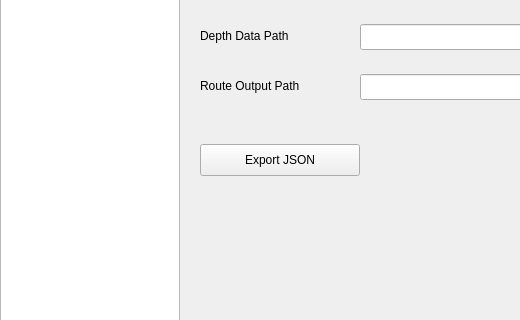
Above: wrt_plugin_lite_dialog_base.ui from ahmad-04/wrt_plugin_lite before the change; both pictures show x 0 to 520 and y 146 to 466 of the 820 by 560 pixel window. Below: the same form after it.
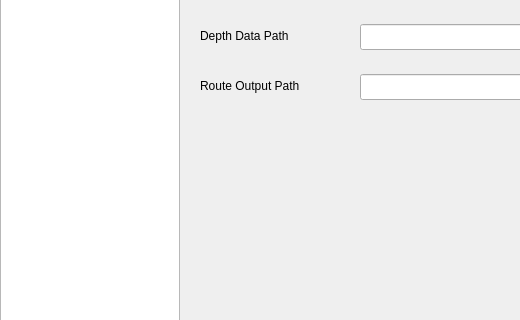
That is the form after the change. The open tabs and pages were chosen to show the change.

Commit message: Export button

The edit to the form file:
```diff
--- a/wrt_plugin_lite_dialog_base.ui
+++ b/wrt_plugin_lite_dialog_base.ui
@@ -450,20 +450,6 @@
       </rect>
      </property>
     </widget>
-
-    <widget class="QPushButton" name="btnExportJson">
-     <property name="geometry">
-      <rect>
-       <x>20</x>
-       <y>290</y>
-       <width>160</width>
-       <height>32</height>
-      </rect>
-     </property>
-     <property name="text">
-      <string>Export JSON</string>
-     </property>
-    </widget>
    </widget>
 
    <!-- Page 4: Summary -->
```
The commit also changes 2 other files.
